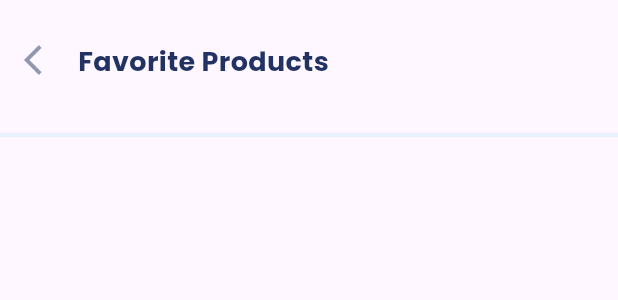
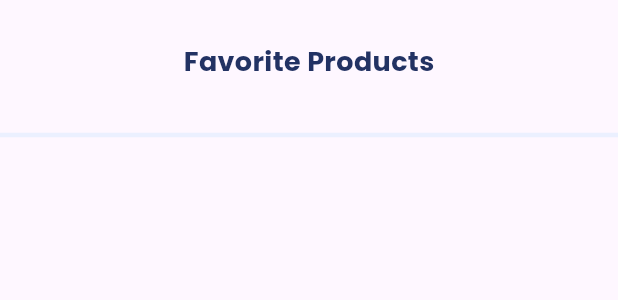
Before and after one commit to GeorgeEhab22/E_commerce, a Flutter app: the CustomFavoriteScreenHeader widget shown alone on an empty page, opened directly, on a phone screen of 412 x 824 dp. Shown: the top 300 px of the screen. Run offline on Flutter 3.47's test engine with Material 3 defaults, Android fonts, the phone set to English and light mode, and no system bars; our stand-ins replace another_flutter_splash_screen, bloc, cached_network_image, curved_navigation_bar, device_preview, dio and 9 more; accounts and stored records are empty; network calls fail.

Commit message:
Refactor and Enhance Product Management Features
- Convert `addProduct` method in `AddProductCubit` to return a `Future<void>` for better asynchronous handling.
- Rename `meals` to `products` in `FetchAllProductssCubit` for clarity and consistency.
- Update `getShowSnackBar` function to return `void` and wrap it in a try-catch block in `DetailsScreenMiddleSection` for error handling.
- Initialize Firebase and Hive dependencies in `main.dart` more logically and add missing BlocProviders for `DeleteProductCubit` and `FetchAllProductssCubit`.
- Modify `CustomCommonHeader` widget to handle a flag for conditional rendering of the back button.
- Simplify `UserStreaming` widget by removing unnecessary BlocProviders and streamlining the StreamBuilder logic.
- Ensure all product-related operations (add, delete, fetch) emit appropriate states and update UI accordingly.
- Fix and enhance various UI components like `CustomPriceRow`, `FavoriteItem`, and `FavoritesGridView` to improve user experience and navigation.

```diff
--- a/lib/cubits/add_product_cubit/add_product_cubit.dart
+++ b/lib/cubits/add_product_cubit/add_product_cubit.dart
@@ -8,7 +8,7 @@ part 'add_product_cubit_state.dart';
 
 class AddProductCubit extends Cubit<AddProductState> {
   AddProductCubit() : super(AddProductInitial());
-  addProduct({required ProductModel productModle}) async {
+  Future<void> addProduct({required ProductModel productModle}) async {
     try {
       var productsBox = Hive.box<ProductModel>(kProductsBox);
       String id = productModle.id!;
--- a/lib/helpers/get_snack_bar.dart
+++ b/lib/helpers/get_snack_bar.dart
@@ -1,6 +1,6 @@
 import 'package:flutter/material.dart';
 
-getShowSnackBar(BuildContext context, String content) {
+void getShowSnackBar(BuildContext context, String content) {
   try {
     ScaffoldMessenger.of(context).showSnackBar(
       SnackBar(
--- a/lib/widgets/custom_common_header.dart
+++ b/lib/widgets/custom_common_header.dart
@@ -3,12 +3,19 @@ import 'package:flutter/material.dart';
 import '../constants.dart';
 
 class CustomCommonHeader extends StatelessWidget {
-  const CustomCommonHeader({super.key, required this.title, this.onTap});
+  const CustomCommonHeader({
+    super.key,
+    required this.title,
+    this.onTap,
+    this.flag = false,
+  });
   final String title;
   final Function()? onTap;
+  final bool flag;
   @override
   Widget build(BuildContext context) {
-    return Row(
+    return (!flag)
+        ? Row(
             crossAxisAlignment: CrossAxisAlignment.start,
             children: [
               InkWell(
@@ -25,8 +32,8 @@ class CustomCommonHeader extends StatelessWidget {
                 width: 12,
               ),
               ConstrainedBox(
-          constraints:
-              BoxConstraints(maxWidth: MediaQuery.sizeOf(context).width * 0.5),
+                constraints: BoxConstraints(
+                    maxWidth: MediaQuery.sizeOf(context).width * 0.5),
                 child: Text(
                   title,
                   style: const TextStyle(
@@ -38,6 +45,15 @@ class CustomCommonHeader extends StatelessWidget {
                 ),
               ),
             ],
+          )
+        : Text(
+            title,
+            style: const TextStyle(
+              fontSize: 18,
+              color: kN22,
+              fontFamily: 'Poppins',
+              fontWeight: FontWeight.bold,
+            ),
           );
   }
 }
--- a/lib/widgets/custom_favorite_screen_header.dart
+++ b/lib/widgets/custom_favorite_screen_header.dart
@@ -8,30 +8,28 @@ class CustomFavoriteScreenHeader extends StatelessWidget {
 
   @override
   Widget build(BuildContext context) {
-    return Column(
+    return const Column(
       children: [
-        const SizedBox(
+        SizedBox(
           height: 28,
         ),
         Padding(
-          padding: const EdgeInsets.symmetric(
+          padding: EdgeInsets.symmetric(
             horizontal: 16.0,
           ),
           child: CustomCommonHeader(
             title: 'Favorite Products',
-            onTap: () {
-              Navigator.pop(context);
-            },
+            flag: true,
           ),
         ),
-        const SizedBox(
+        SizedBox(
           height: 28,
         ),
-        const Divider(
+        Divider(
           thickness: 3,
           color: kEb,
         ),
-        const SizedBox(
+        SizedBox(
           height: 16,
         )
       ],
--- a/lib/widgets/details_screen_middle_dection.dart
+++ b/lib/widgets/details_screen_middle_dection.dart
@@ -51,6 +51,7 @@ class _DetailsScreenMiddleSectionState
               ),
               onTap: () async {
                 // add here
+                try {
                   if (product == null) {
                     await BlocProvider.of<AddProductCubit>(context)
                         .addProduct(productModle: widget.product);
@@ -79,6 +80,9 @@ class _DetailsScreenMiddleSectionState
                       });
                     }
                   }
+                } catch (e) {
+                  getShowSnackBar(context, e.toString());
+                }
               },
               child: Icon(
                 (product == null)
--- a/lib/widgets/favorite_item.dart
+++ b/lib/widgets/favorite_item.dart
@@ -6,7 +6,6 @@ import 'package:e_commerce/models/products_model.dart';
 import 'package:e_commerce/widgets/custom_price_row.dart';
 import 'package:flutter/material.dart';
 import 'package:flutter_bloc/flutter_bloc.dart';
-import 'package:hive/hive.dart';
 
 import '../constants.dart';
 
@@ -21,8 +20,6 @@ class FavoriteItem extends StatefulWidget {
 class _FavoriteItemState extends State<FavoriteItem> {
   @override
   Widget build(BuildContext context) {
-    var productsBox = Hive.box<ProductModel>(kProductsBox);
-
     return Container(
       decoration: BoxDecoration(
         border: Border.all(
--- a/lib/widgets/favorite_screen_body.dart
+++ b/lib/widgets/favorite_screen_body.dart
@@ -61,7 +61,7 @@ class FavoriteScreenBody extends StatelessWidget {
           ),
           const SliverToBoxAdapter(
             child: SizedBox(
-              height: 32,
+              height: 78,
             ),
           ),
         ],
```
Also changed, not shown: lib/cubits/fetch_all_products_cubit.dart/fetch_all_meals_cubit.dart (+4 -5 lines), lib/main.dart (+10 -2 lines), lib/widgets/custom_price_row.dart (+4 -4 lines), lib/widgets/favorites_grid_view.dart (+20 -4 lines), lib/widgets/user_streaming.dart (+2 -15 lines). Lines whose indentation alone changed are shown as unchanged.
